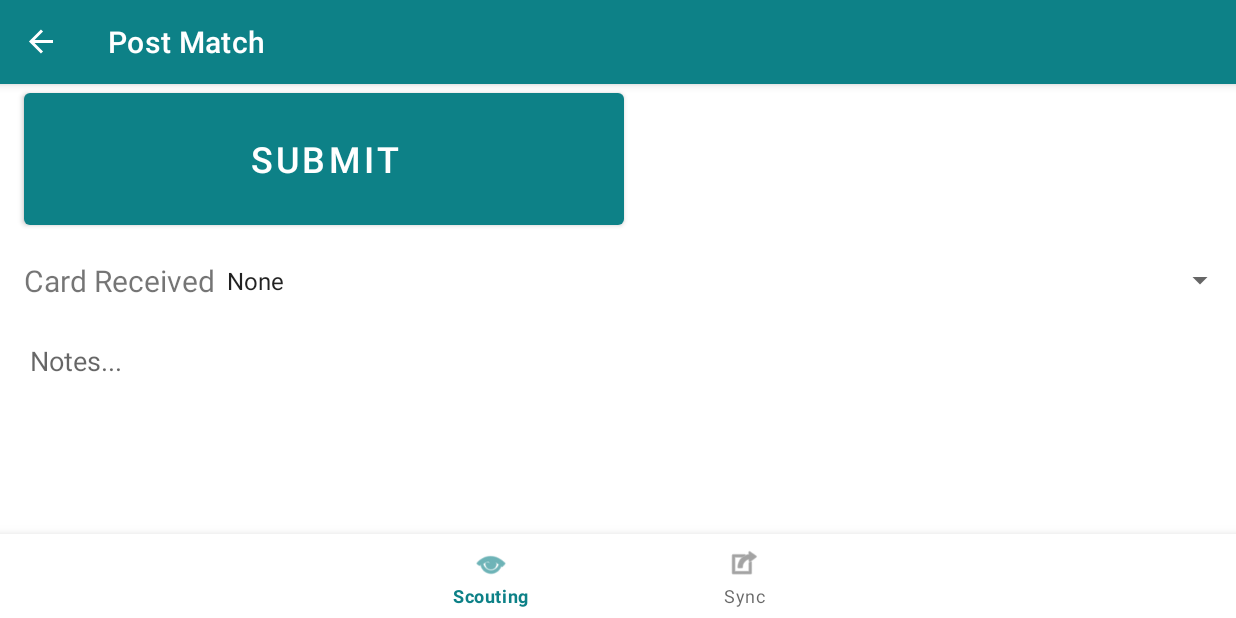
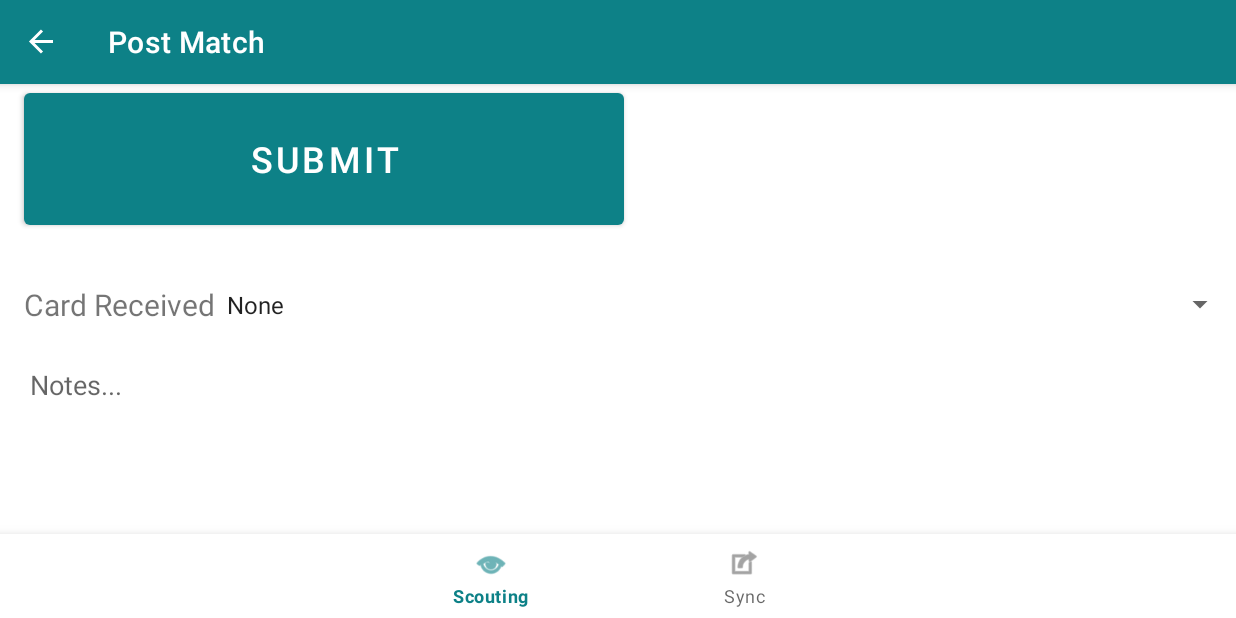
Before and after one commit to team2718/ScoutingAppCharm, an Android app built with Jetpack Compose: the FragmentScoutingPostMatch screen opened through its navigation route, on a phone screen of 824 x 412 dp (held sideways). Run offline under Robolectric (Android 15) with nearby library versions, the phone set to English and light mode, and no system bars; our stand-ins replace Room's generated code, navigation-ui.

Commit message:
Ultra minor v4 bump

```diff
--- a/app/src/main/java/com/team2718/scoutingappcharm/AppDatabase.kt
+++ b/app/src/main/java/com/team2718/scoutingappcharm/AppDatabase.kt
@@ -5,7 +5,7 @@ import androidx.room.RoomDatabase
 import com.team2718.scoutingappcharm.dao.ScoutingReportDao
 import com.team2718.scoutingappcharm.data_entity.ScoutingReport
 
-@Database(entities = [ScoutingReport::class], version = 20250306, exportSchema = false)
+@Database(entities = [ScoutingReport::class], version = 20250401, exportSchema = false)
 abstract class AppDatabase : RoomDatabase() {
     abstract fun scoutingReportDao(): ScoutingReportDao
 }
--- a/app/src/main/res/layout/fragment_scouting_main.xml
+++ b/app/src/main/res/layout/fragment_scouting_main.xml
@@ -12,7 +12,7 @@
         android:layout_width="wrap_content"
         android:layout_height="wrap_content"
         android:layout_marginBottom="16dp"
-        android:text="Version 3 (2025-03-06)"
+        android:text="Version 4 (2025-04-01)"
         app:layout_constraintBottom_toBottomOf="parent"
         app:layout_constraintEnd_toEndOf="parent"
         app:layout_constraintStart_toStartOf="parent" />
--- a/app/src/main/res/layout/fragment_scouting_post_match.xml
+++ b/app/src/main/res/layout/fragment_scouting_post_match.xml
@@ -24,6 +24,7 @@
             android:layout_width="match_parent"
             android:layout_height="30dp"
             android:layout_marginStart="16dp"
+            android:layout_marginTop="16dp"
             android:gravity="center">
 
             <TextView
```
